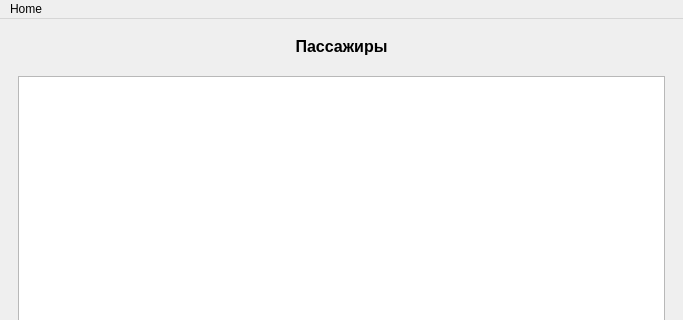
Old version of the form frontend/RWStation/mainwindow.ui in the repository ruslanonly/qt-railway-system; both pictures show x 0 to 683 and y 0 to 320 of the 683 by 600 pixel window.
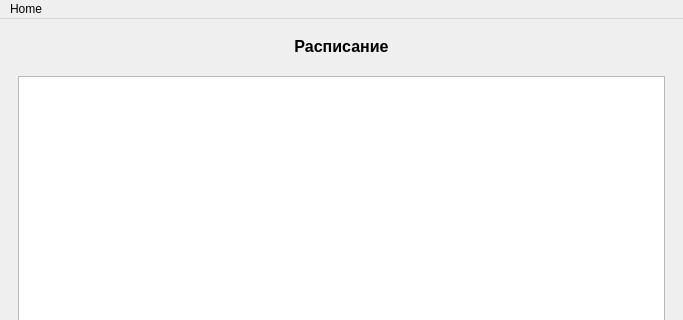
New version of the form. The open tabs and pages were chosen to show the change.

Patch:
```diff
--- a/frontend/RWStation/mainwindow.ui
+++ b/frontend/RWStation/mainwindow.ui
@@ -620,7 +620,7 @@
              <string notr="true">font-size: 12pt; font-weight: 700;</string>
             </property>
             <property name="text">
-             <string>Пассажиры</string>
+             <string>Расписание</string>
             </property>
             <property name="alignment">
              <set>Qt::AlignCenter</set>
```
Left out of the diff: 2 changed lines with no effect on the pictures.
